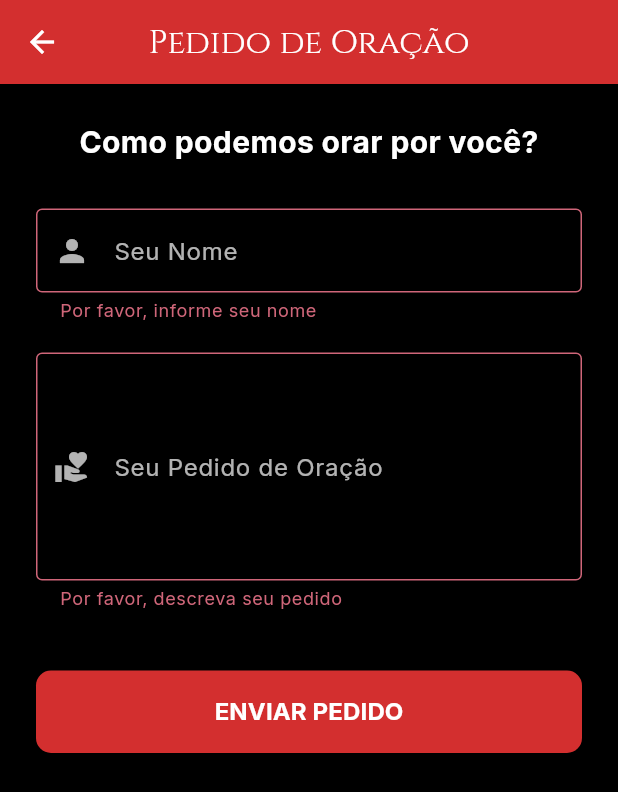
After one commit to RafaSniper001/ibncv_app, a Flutter app: the OracaoScreen screen opened directly, after a tap on "ENVIAR PEDIDO", on a phone screen of 412 x 824 dp. The commit adds this screen. Shown: the top 792 px of the screen. Run offline on Flutter 3.47's test engine with Material 3 defaults, Android fonts, the phone set to English and light mode, and no system bars; our stand-ins replace glassmorphism, google_fonts, supabase_flutter, video_player; accounts and stored records are empty.

Commit message:
feat: Adiciona telas de Biblia e Oracao

```diff
--- /dev/null
+++ b/lib/screens/oracao_screen.dart
@@ -0,0 +1,152 @@
+import 'package:flutter/material.dart';
+import 'package:google_fonts/google_fonts.dart';
+import 'package:provider/provider.dart';
+import '../services/auth_service.dart';
+
+class OracaoScreen extends StatefulWidget {
+  const OracaoScreen({super.key});
+
+  @override
+  State<OracaoScreen> createState() => _OracaoScreenState();
+}
+
+class _OracaoScreenState extends State<OracaoScreen> {
+  final _formKey = GlobalKey<FormState>();
+  final _nomeController = TextEditingController();
+  final _pedidoController = TextEditingController();
+  bool _enviando = false;
+
+  @override
+  void dispose() {
+    _nomeController.dispose();
+    _pedidoController.dispose();
+    super.dispose();
+  }
+
+  Future<void> _enviarPedido() async {
+    if (!_formKey.currentState!.validate()) return;
+
+    setState(() => _enviando = true);
+
+    try {
+      final authService = Provider.of<AuthService>(context, listen: false);
+      final sucesso = await authService.enviarPedidoOracao(
+        _nomeController.text,
+        _pedidoController.text,
+      );
+
+      setState(() => _enviando = false);
+
+      if (sucesso && mounted) {
+        ScaffoldMessenger.of(context).showSnackBar(
+          const SnackBar(
+            content: Text('Pedido enviado com sucesso! Deus te abençoe.'),
+            backgroundColor: Colors.green,
+          ),
+        );
+        _nomeController.clear();
+        _pedidoController.clear();
+      } else if (mounted) {
+        ScaffoldMessenger.of(context).showSnackBar(
+          const SnackBar(
+            content: Text('Erro ao enviar pedido. Tente novamente.'),
+            backgroundColor: Colors.red,
+          ),
+        );
+      }
+    } catch (e) {
+      setState(() => _enviando = false);
+      if (mounted) {
+        ScaffoldMessenger.of(context).showSnackBar(
+          SnackBar(
+            content: Text('Erro inesperado: $e'),
+            backgroundColor: Colors.red,
+          ),
+        );
+      }
+    }
+  }
+
+  @override
+  Widget build(BuildContext context) {
+    return Scaffold(
+      appBar: AppBar(
+        title: Text('Pedido de Oração', style: GoogleFonts.cinzel()),
+        backgroundColor: const Color(0xFFD32F2F),
+        centerTitle: true,
+      ),
+      body: SingleChildScrollView(
+        padding: const EdgeInsets.all(24.0),
+        child: Form(
+          key: _formKey,
+          child: Column(
+            crossAxisAlignment: CrossAxisAlignment.stretch,
+            children: [
+              Text(
+                'Como podemos orar por você?',
+                style: GoogleFonts.inter(
+                    fontSize: 20, fontWeight: FontWeight.bold, color: Colors.white),
+                textAlign: TextAlign.center,
+              ),
+              const SizedBox(height: 30),
+              TextFormField(
+                controller: _nomeController,
+                style: const TextStyle(color: Colors.white),
+                decoration: const InputDecoration(
+                  labelText: 'Seu Nome',
+                  labelStyle: TextStyle(color: Colors.white70),
+                  border: OutlineInputBorder(),
+                  enabledBorder: OutlineInputBorder(
+                    borderSide: BorderSide(color: Colors.white38),
+                  ),
+                  prefixIcon: Icon(Icons.person, color: Colors.white70),
+                ),
+                validator: (value) =>
+                    value!.isEmpty ? 'Por favor, informe seu nome' : null,
+              ),
+              const SizedBox(height: 20),
+              TextFormField(
+                controller: _pedidoController,
+                maxLines: 5,
+                style: const TextStyle(color: Colors.white),
+                decoration: const InputDecoration(
+                  labelText: 'Seu Pedido de Oração',
+                  labelStyle: TextStyle(color: Colors.white70),
+                  border: OutlineInputBorder(),
+                  enabledBorder: OutlineInputBorder(
+                    borderSide: BorderSide(color: Colors.white38),
+                  ),
+                  prefixIcon: Icon(Icons.volunteer_activism, color: Colors.white70),
+                ),
+                validator: (value) =>
+                    value!.isEmpty ? 'Por favor, descreva seu pedido' : null,
+              ),
+              const SizedBox(height: 40),
+              ElevatedButton(
+                onPressed: _enviando ? null : _enviarPedido,
+                style: ElevatedButton.styleFrom(
+                  backgroundColor: const Color(0xFFD32F2F),
+                  padding: const EdgeInsets.symmetric(vertical: 16),
+                  shape: RoundedRectangleBorder(
+                      borderRadius: BorderRadius.circular(10)),
+                ),
+                child: _enviando
+                    ? const SizedBox(
+                        height: 20,
+                        width: 20,
+                        child: CircularProgressIndicator(
+                            color: Colors.white, strokeWidth: 2),
+                      )
+                    : const Text('ENVIAR PEDIDO',
+                        style: TextStyle(
+                            fontSize: 16,
+                            fontWeight: FontWeight.bold,
+                            color: Colors.white)),
+              ),
+            ],
+          ),
+        ),
+      ),
+    );
+  }
+}
--- a/lib/services/auth_service.dart
+++ b/lib/services/auth_service.dart
@@ -79,4 +79,19 @@ class AuthService extends ChangeNotifier {
   Future<void> signOut() async {
     await _supabase.auth.signOut();
   }
+
+  // Enviar pedido de oração para o Supabase
+  Future<bool> enviarPedidoOracao(String nome, String pedido) async {
+    try {
+      await _supabase.from('pedidos_oracao').insert({
+        'user_id': _user?.id,
+        'nome': nome,
+        'pedido': pedido,
+      });
+      return true;
+    } catch (e) {
+      debugPrint('Erro ao enviar pedido: $e');
+      return false;
+    }
+  }
 }
```
Also changed, not shown: lib/screens/biblia_screen.dart (added, +96 -0 lines), lib/splash_screen.dart (+6 -5 lines), lib/widgets/app_drawer.dart (+10 -2 lines).
